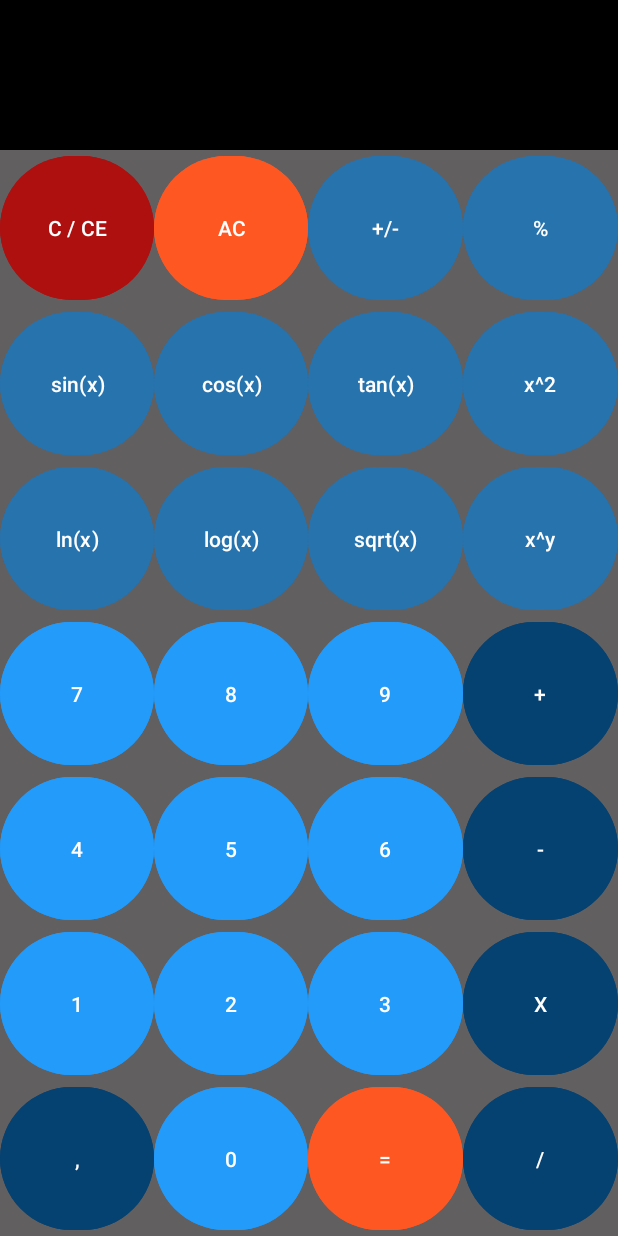
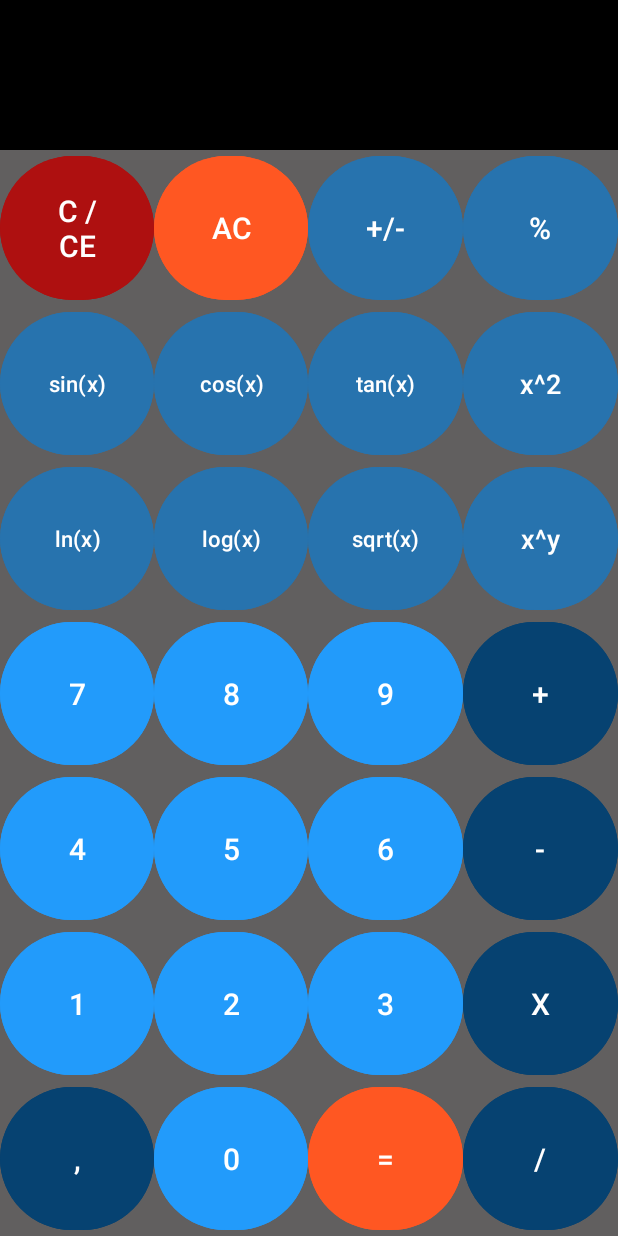
Before and after one commit to Jvsin/calculatorApp, an Android app: the AdvancedCalcActivity screen opened directly, with no data from a screen before it, on a phone screen of 412 x 824 dp. Run offline under Robolectric (Android 15) with nearby library versions, the phone set to English and light mode, and no system bars.

Commit message:
poprawa wielkosci znaków na kafelkach

```diff
--- a/app/src/main/res/layout/advanced.xml
+++ b/app/src/main/res/layout/advanced.xml
@@ -45,6 +45,8 @@
                 android:backgroundTint="@color/red"
                 android:layout_width="100dp"
                 android:layout_height="match_parent"
+                android:autoSizeTextType="uniform"
+                android:autoSizeMaxTextSize="20sp"
                 android:layout_weight="1"
                 android:layout_gravity="center_horizontal|center"
                 android:text="C / CE" />
@@ -54,6 +56,8 @@
                 android:backgroundTint="@color/orange"
                 android:layout_width="100dp"
                 android:layout_height="match_parent"
+                android:autoSizeTextType="uniform"
+                android:autoSizeMaxTextSize="20sp"
                 android:layout_weight="1"
                 android:layout_gravity="center_horizontal|center"
                 android:text="AC" />
@@ -64,6 +68,8 @@
                 android:layout_width="100dp"
                 android:layout_height="match_parent"
                 android:layout_weight="1"
+                android:autoSizeTextType="uniform"
+                android:autoSizeMaxTextSize="20sp"
                 android:accessibilityHeading="false"
                 android:text="+/-"
                 android:layout_gravity="center_horizontal|center"
@@ -75,6 +81,8 @@
                 android:layout_width="100dp"
                 android:layout_height="match_parent"
                 android:layout_weight="1"
+                android:autoSizeTextType="uniform"
+                android:autoSizeMaxTextSize="20sp"
                 android:layout_gravity="center_horizontal|center"
                 android:text="%" />
         </LinearLayout>
@@ -94,6 +102,8 @@
                 android:layout_width="0dp"
                 android:layout_height="match_parent"
                 android:layout_weight="1"
+                android:autoSizeTextType="uniform"
+                android:autoSizeMaxTextSize="15sp"
                 android:layout_gravity="center_horizontal|center"
                 android:text="sin(x)" />
 
@@ -103,6 +113,8 @@
                 android:layout_width="0dp"
                 android:layout_height="match_parent"
                 android:layout_weight="1"
+                android:autoSizeTextType="uniform"
+                android:autoSizeMaxTextSize="15sp"
                 android:layout_gravity="center_horizontal|center"
                 android:text="cos(x)" />
 
@@ -111,6 +123,8 @@
                 android:backgroundTint="@color/cyan"
                 android:layout_width="0dp"
                 android:layout_height="match_parent"
+                android:autoSizeTextType="uniform"
+                android:autoSizeMaxTextSize="15sp"
                 android:layout_gravity="center_horizontal|center"
                 android:layout_weight="1"
                 android:text="tan(x)" />
@@ -120,6 +134,8 @@
                 android:backgroundTint="@color/cyan"
                 android:layout_width="0dp"
                 android:layout_height="match_parent"
+                android:autoSizeTextType="uniform"
+                android:autoSizeMaxTextSize="18sp"
                 android:layout_gravity="center_horizontal|center"
                 android:layout_weight="1"
                 android:text="x^2" />
@@ -139,6 +155,8 @@
                 android:backgroundTint="@color/cyan"
                 android:layout_width="0dp"
                 android:layout_height="match_parent"
+                android:autoSizeTextType="uniform"
+                android:autoSizeMaxTextSize="15sp"
                 android:layout_weight="1"
                 android:layout_gravity="center_horizontal|center"
                 android:text="ln(x)" />
@@ -149,6 +167,8 @@
                 android:layout_width="0dp"
                 android:layout_height="match_parent"
                 android:layout_weight="1"
+                android:autoSizeTextType="uniform"
+                android:autoSizeMaxTextSize="15sp"
                 android:layout_gravity="center_horizontal|center"
                 android:text="log(x)" />
 
@@ -157,6 +177,8 @@
                 android:backgroundTint="@color/cyan"
                 android:layout_width="0dp"
                 android:layout_height="match_parent"
+                android:autoSizeTextType="uniform"
+                android:autoSizeMaxTextSize="15sp"
                 android:layout_gravity="center_horizontal|center"
                 android:layout_weight="1"
                 android:text="sqrt(x)" />
@@ -166,6 +188,8 @@
                 android:backgroundTint="@color/cyan"
                 android:layout_width="0dp"
                 android:layout_height="match_parent"
+                android:autoSizeTextType="uniform"
+                android:autoSizeMaxTextSize="18sp"
                 android:layout_gravity="center_horizontal|center"
                 android:layout_weight="1"
                 android:text="x^y" />
@@ -186,6 +210,8 @@
                 android:layout_width="0dp"
                 android:layout_height="match_parent"
                 android:layout_weight="1"
+                android:autoSizeTextType="uniform"
+                android:autoSizeMaxTextSize="20sp"
                 android:layout_gravity="center_horizontal|center"
                 android:text="7" />
 
@@ -195,6 +221,8 @@
                 android:layout_width="0dp"
                 android:layout_height="match_parent"
                 android:layout_weight="1"
+                android:autoSizeTextType="uniform"
+                android:autoSizeMaxTextSize="20sp"
                 android:layout_gravity="center_horizontal|center"
                 android:text="8" />
 
@@ -204,6 +232,8 @@
                 android:layout_width="0dp"
                 android:layout_height="match_parent"
                 android:layout_gravity="center_horizontal|center"
+                android:autoSizeTextType="uniform"
+                android:autoSizeMaxTextSize="20sp"
                 android:layout_weight="1"
                 android:text="9" />
 
@@ -212,6 +242,8 @@
                 android:backgroundTint="@color/darkBlue"
                 android:layout_width="0dp"
                 android:layout_height="match_parent"
+                android:autoSizeTextType="uniform"
+                android:autoSizeMaxTextSize="20sp"
                 android:layout_gravity="center_horizontal|center"
                 android:layout_weight="1"
                 android:text="+" />
@@ -230,6 +262,8 @@
                 android:backgroundTint="@color/lightBlue"
                 android:layout_width="0dp"
                 android:layout_height="match_parent"
+                android:autoSizeTextType="uniform"
+                android:autoSizeMaxTextSize="20sp"
                 android:layout_gravity="center_horizontal|center"
                 android:layout_weight="1"
                 android:text="4" />
@@ -239,6 +273,8 @@
                 android:backgroundTint="@color/lightBlue"
                 android:layout_width="0dp"
                 android:layout_height="match_parent"
+                android:autoSizeTextType="uniform"
+                android:autoSizeMaxTextSize="20sp"
                 android:layout_gravity="center_horizontal|center"
                 android:layout_weight="1"
                 android:text="5" />
@@ -248,6 +284,8 @@
                 android:backgroundTint="@color/lightBlue"
                 android:layout_width="0dp"
                 android:layout_height="match_parent"
+                android:autoSizeTextType="uniform"
+                android:autoSizeMaxTextSize="20sp"
                 android:layout_gravity="center_horizontal|center"
                 android:layout_weight="1"
                 android:text="6" />
@@ -257,6 +295,8 @@
                 android:backgroundTint="@color/darkBlue"
                 android:layout_width="0dp"
                 android:layout_height="match_parent"
+                android:autoSizeTextType="uniform"
+                android:autoSizeMaxTextSize="20sp"
                 android:layout_gravity="center_horizontal|center"
                 android:layout_weight="1"
                 android:text="-" />
@@ -275,6 +315,8 @@
                 android:backgroundTint="@color/lightBlue"
                 android:layout_width="0dp"
                 android:layout_height="match_parent"
+                android:autoSizeTextType="uniform"
+                android:autoSizeMaxTextSize="20sp"
                 android:layout_gravity="center_horizontal|center"
                 android:layout_weight="1"
                 android:text="1" />
@@ -284,6 +326,8 @@
                 android:backgroundTint="@color/lightBlue"
                 android:layout_width="0dp"
                 android:layout_height="match_parent"
+                android:autoSizeTextType="uniform"
+                android:autoSizeMaxTextSize="20sp"
                 android:layout_gravity="center_horizontal|center"
                 android:layout_weight="1"
                 android:text="2" />
@@ -293,6 +337,8 @@
                 android:backgroundTint="@color/lightBlue"
                 android:layout_width="0dp"
                 android:layout_height="match_parent"
+                android:autoSizeTextType="uniform"
+                android:autoSizeMaxTextSize="20sp"
                 android:layout_gravity="center_horizontal|center"
                 android:layout_weight="1"
                 android:text="3" />
@@ -301,6 +347,8 @@
                 android:id="@+id/buttonMultiply"
                 android:backgroundTint="@color/darkBlue"
                 android:layout_width="0dp"
+                android:autoSizeTextType="uniform"
+                android:autoSizeMaxTextSize="20sp"
                 android:layout_height="match_parent"
                 android:layout_gravity="center_horizontal|center"
                 android:layout_weight="1"
@@ -321,6 +369,8 @@
                 android:backgroundTint="@color/darkBlue"
                 android:layout_width="0dp"
                 android:layout_height="match_parent"
+                android:autoSizeTextType="uniform"
+                android:autoSizeMaxTextSize="20sp"
                 android:layout_gravity="center_horizontal|center"
                 android:layout_weight="1"
                 android:text="," />
@@ -330,6 +380,8 @@
                 android:backgroundTint="@color/lightBlue"
                 android:layout_width="0dp"
                 android:layout_height="match_parent"
+                android:autoSizeTextType="uniform"
+                android:autoSizeMaxTextSize="20sp"
                 android:layout_gravity="center_horizontal|center"
                 android:layout_weight="1"
                 android:text="0" />
@@ -339,6 +391,8 @@
                 android:backgroundTint="@color/orange"
                 android:layout_width="0dp"
                 android:layout_height="match_parent"
+                android:autoSizeTextType="uniform"
+                android:autoSizeMaxTextSize="20sp"
                 android:layout_gravity="center_horizontal|center"
                 android:layout_weight="1"
                 android:text="=" />
@@ -350,6 +404,8 @@
                 android:backgroundTint="@color/darkBlue"
                 android:layout_width="0dp"
                 android:layout_height="match_parent"
+                android:autoSizeTextType="uniform"
+                android:autoSizeMaxTextSize="20sp"
                 android:layout_gravity="center_horizontal|center"
                 android:layout_weight="1"
                 android:text="/" />
```
Also changed, not shown: app/src/main/res/layout/basic.xml (+38 -0 lines), app/src/main/res/layout/main.xml (+8 -0 lines).
